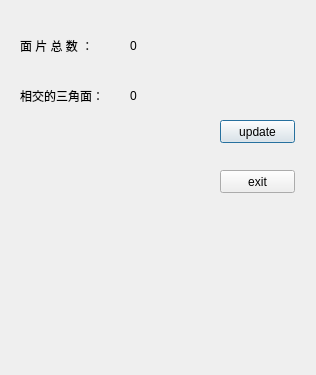
This is Fault-Tolerant/Meshprint/maintenance.ui in HUkiah/dailyCoding as Qt 5 draws it before an edit. The edited form follows.
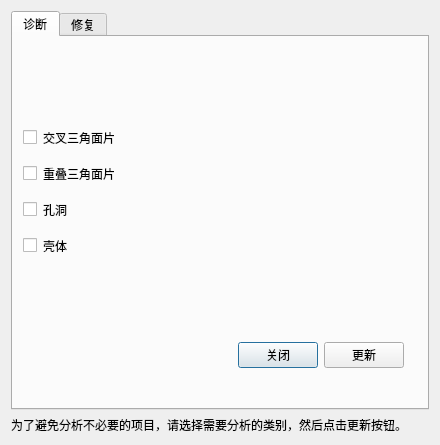
This is the edited form.

Diff of the .ui file:
```diff
--- a/Fault-Tolerant/Meshprint/maintenance.ui
+++ b/Fault-Tolerant/Meshprint/maintenance.ui
@@ -6,91 +6,409 @@
    <rect>
     <x>0</x>
     <y>0</y>
-    <width>316</width>
-    <height>375</height>
+    <width>440</width>
+    <height>445</height>
    </rect>
   </property>
+  <property name="minimumSize">
+   <size>
+    <width>440</width>
+    <height>445</height>
+   </size>
+  </property>
+  <property name="maximumSize">
+   <size>
+    <width>440</width>
+    <height>445</height>
+   </size>
+  </property>
   <property name="windowTitle">
    <string>Dialog</string>
   </property>
-  <widget class="QLabel" name="label">
-   <property name="geometry">
-    <rect>
-     <x>20</x>
-     <y>30</y>
-     <width>81</width>
-     <height>31</height>
-    </rect>
-   </property>
-   <property name="text">
-    <string>面 片 总 数 ：</string>
-   </property>
-  </widget>
-  <widget class="QLabel" name="label_2">
-   <property name="geometry">
-    <rect>
-     <x>20</x>
-     <y>80</y>
-     <width>81</width>
-     <height>31</height>
-    </rect>
-   </property>
-   <property name="text">
-    <string>相交的三角面：</string>
-   </property>
-  </widget>
-  <widget class="QLabel" name="faceNumLabel">
-   <property name="geometry">
-    <rect>
-     <x>130</x>
-     <y>40</y>
-     <width>54</width>
-     <height>12</height>
-    </rect>
-   </property>
-   <property name="text">
-    <string>0</string>
-   </property>
-  </widget>
-  <widget class="QLabel" name="intersectNumLabel">
-   <property name="geometry">
-    <rect>
-     <x>130</x>
-     <y>90</y>
-     <width>54</width>
-     <height>12</height>
-    </rect>
-   </property>
-   <property name="text">
-    <string>0</string>
-   </property>
-  </widget>
-  <widget class="QPushButton" name="updateButton">
-   <property name="geometry">
-    <rect>
-     <x>220</x>
-     <y>120</y>
-     <width>75</width>
-     <height>23</height>
-    </rect>
-   </property>
-   <property name="text">
-    <string>update</string>
-   </property>
-  </widget>
-  <widget class="QPushButton" name="exitButton">
-   <property name="geometry">
-    <rect>
-     <x>220</x>
-     <y>170</y>
-     <width>75</width>
-     <height>23</height>
-    </rect>
-   </property>
-   <property name="text">
-    <string>exit</string>
-   </property>
-  </widget>
+  <layout class="QGridLayout" name="gridLayout">
+   <item row="1" column="0">
+    <layout class="QVBoxLayout" name="verticalLayout">
+     <item>
+      <widget class="QTabWidget" name="tabWidget">
+       <property name="currentIndex">
+        <number>0</number>
+       </property>
+       <widget class="QWidget" name="widget">
+        <attribute name="title">
+         <string>诊断</string>
+        </attribute>
+        <widget class="QWidget" name="verticalLayoutWidget_4">
+         <property name="geometry">
+          <rect>
+           <x>0</x>
+           <y>0</y>
+           <width>391</width>
+           <height>331</height>
+          </rect>
+         </property>
+         <layout class="QVBoxLayout" name="verticalLayout_4">
+          <property name="leftMargin">
+           <number>10</number>
+          </property>
+          <property name="topMargin">
+           <number>10</number>
+          </property>
+          <item>
+           <spacer name="verticalSpacer">
+            <property name="orientation">
+             <enum>Qt::Vertical</enum>
+            </property>
+            <property name="sizeHint" stdset="0">
+             <size>
+              <width>20</width>
+              <height>40</height>
+             </size>
+            </property>
+           </spacer>
+          </item>
+          <item>
+           <layout class="QHBoxLayout" name="horizontalLayout_2">
+            <property name="topMargin">
+             <number>10</number>
+            </property>
+            <item>
+             <widget class="QCheckBox" name="checkBox">
+              <property name="maximumSize">
+               <size>
+                <width>191</width>
+                <height>16777215</height>
+               </size>
+              </property>
+              <property name="text">
+               <string/>
+              </property>
+             </widget>
+            </item>
+            <item>
+             <widget class="QLabel" name="label_2">
+              <property name="text">
+               <string>交叉三角面片</string>
+              </property>
+             </widget>
+            </item>
+            <item>
+             <spacer name="horizontalSpacer_2">
+              <property name="orientation">
+               <enum>Qt::Horizontal</enum>
+              </property>
+              <property name="sizeHint" stdset="0">
+               <size>
+                <width>40</width>
+                <height>20</height>
+               </size>
+              </property>
+             </spacer>
+            </item>
+           </layout>
+          </item>
+          <item>
+           <layout class="QHBoxLayout" name="horizontalLayout_5">
+            <property name="topMargin">
+             <number>10</number>
+            </property>
+            <item>
+             <widget class="QCheckBox" name="checkBox_7">
+              <property name="maximumSize">
+               <size>
+                <width>191</width>
+                <height>16777215</height>
+               </size>
+              </property>
+              <property name="text">
+               <string/>
+              </property>
+             </widget>
+            </item>
+            <item>
+             <widget class="QLabel" name="label_5">
+              <property name="text">
+               <string>重叠三角面片</string>
+              </property>
+             </widget>
+            </item>
+            <item>
+             <spacer name="horizontalSpacer_5">
+              <property name="orientation">
+               <enum>Qt::Horizontal</enum>
+              </property>
+              <property name="sizeHint" stdset="0">
+               <size>
+                <width>40</width>
+                <height>20</height>
+               </size>
+              </property>
+             </spacer>
+            </item>
+           </layout>
+          </item>
+          <item>
+           <layout class="QHBoxLayout" name="horizontalLayout_4">
+            <property name="topMargin">
+             <number>10</number>
+            </property>
+            <item>
+             <widget class="QCheckBox" name="checkBox_6">
+              <property name="maximumSize">
+               <size>
+                <width>191</width>
+                <height>16777215</height>
+               </size>
+              </property>
+              <property name="text">
+               <string/>
+              </property>
+             </widget>
+            </item>
+            <item>
+             <widget class="QLabel" name="label_4">
+              <property name="text">
+               <string>孔洞</string>
+              </property>
+             </widget>
+            </item>
+            <item>
+             <spacer name="horizontalSpacer_4">
+              <property name="orientation">
+               <enum>Qt::Horizontal</enum>
+              </property>
+              <property name="sizeHint" stdset="0">
+               <size>
+                <width>40</width>
+                <height>20</height>
+               </size>
+              </property>
+             </spacer>
+            </item>
+           </layout>
+          </item>
+          <item>
+           <layout class="QHBoxLayout" name="horizontalLayout_3">
+            <property name="topMargin">
+             <number>10</number>
+            </property>
+            <item>
+             <widget class="QCheckBox" name="checkBox_5">
+              <property name="maximumSize">
+               <size>
+                <width>191</width>
+                <height>16777215</height>
+               </size>
+              </property>
+              <property name="text">
+               <string/>
+              </property>
+             </widget>
+            </item>
+            <item>
+             <widget class="QLabel" name="label_3">
+              <property name="text">
+               <string>壳体</string>
+              </property>
+             </widget>
+            </item>
+            <item>
+             <spacer name="horizontalSpacer_3">
+              <property name="orientation">
+               <enum>Qt::Horizontal</enum>
+              </property>
+              <property name="sizeHint" stdset="0">
+               <size>
+                <width>40</width>
+                <height>20</height>
+               </size>
+              </property>
+             </spacer>
+            </item>
+           </layout>
+          </item>
+          <item>
+           <spacer name="verticalSpacer_4">
+            <property name="orientation">
+             <enum>Qt::Vertical</enum>
+            </property>
+            <property name="sizeHint" stdset="0">
+             <size>
+              <width>20</width>
+              <height>40</height>
+             </size>
+            </property>
+           </spacer>
+          </item>
+          <item>
+           <layout class="QHBoxLayout" name="horizontalLayout">
+            <property name="topMargin">
+             <number>10</number>
+            </property>
+            <item>
+             <spacer name="horizontalSpacer">
+              <property name="orientation">
+               <enum>Qt::Horizontal</enum>
+              </property>
+              <property name="sizeHint" stdset="0">
+               <size>
+                <width>40</width>
+                <height>20</height>
+               </size>
+              </property>
+             </spacer>
+            </item>
+            <item>
+             <widget class="QPushButton" name="pushButton">
+              <property name="text">
+               <string>关闭</string>
+              </property>
+             </widget>
+            </item>
+            <item>
+             <widget class="QPushButton" name="pushButton_2">
+              <property name="text">
+               <string>更新</string>
+              </property>
+             </widget>
+            </item>
+           </layout>
+          </item>
+         </layout>
+        </widget>
+       </widget>
+       <widget class="QWidget" name="widget_2">
+        <attribute name="title">
+         <string>修复</string>
+        </attribute>
+        <widget class="QWidget" name="horizontalLayoutWidget">
+         <property name="geometry">
+          <rect>
+           <x>-1</x>
+           <y>-1</y>
+           <width>401</width>
+           <height>271</height>
+          </rect>
+         </property>
+         <layout class="QHBoxLayout" name="horizontalLayout_6">
+          <item>
+           <layout class="QVBoxLayout" name="verticalLayout_2">
+            <property name="leftMargin">
+             <number>0</number>
+            </property>
+            <item>
+             <spacer name="verticalSpacer_3">
+              <property name="orientation">
+               <enum>Qt::Vertical</enum>
+              </property>
+              <property name="sizeHint" stdset="0">
+               <size>
+                <width>20</width>
+                <height>40</height>
+               </size>
+              </property>
+             </spacer>
+            </item>
+            <item>
+             <widget class="QPushButton" name="pushButton_9">
+              <property name="text">
+               <string>自动修复</string>
+              </property>
+             </widget>
+            </item>
+            <item>
+             <widget class="QPushButton" name="pushButton_6">
+              <property name="text">
+               <string>标记相交</string>
+              </property>
+             </widget>
+            </item>
+            <item>
+             <widget class="QPushButton" name="pushButton_5">
+              <property name="text">
+               <string>创建三角面片</string>
+              </property>
+             </widget>
+            </item>
+           </layout>
+          </item>
+          <item>
+           <layout class="QVBoxLayout" name="verticalLayout_3">
+            <property name="leftMargin">
+             <number>0</number>
+            </property>
+            <item>
+             <spacer name="verticalSpacer_5">
+              <property name="orientation">
+               <enum>Qt::Vertical</enum>
+              </property>
+              <property name="sizeHint" stdset="0">
+               <size>
+                <width>20</width>
+                <height>40</height>
+               </size>
+              </property>
+             </spacer>
+            </item>
+            <item>
+             <widget class="QPushButton" name="pushButton_7">
+              <property name="text">
+               <string>备用</string>
+              </property>
+             </widget>
+            </item>
+            <item>
+             <layout class="QHBoxLayout" name="horizontalLayout_7">
+              <item>
+               <widget class="QPushButton" name="pushButton_4">
+                <property name="text">
+                 <string>color</string>
+                </property>
+               </widget>
+              </item>
+              <item>
+               <widget class="QPushButton" name="pushButton_3">
+                <property name="text">
+                 <string>重置</string>
+                </property>
+               </widget>
+              </item>
+             </layout>
+            </item>
+            <item>
+             <layout class="QHBoxLayout" name="horizontalLayout_8">
+              <item>
+               <widget class="QPushButton" name="pushButton_11">
+                <property name="text">
+                 <string>帮助</string>
+                </property>
+               </widget>
+              </item>
+              <item>
+               <widget class="QPushButton" name="pushButton_10">
+                <property name="text">
+                 <string>关闭</string>
+                </property>
+               </widget>
+              </item>
+             </layout>
+            </item>
+           </layout>
+          </item>
+         </layout>
+        </widget>
+       </widget>
+      </widget>
+     </item>
+     <item>
+      <widget class="QLabel" name="label">
+       <property name="text">
+        <string>为了避免分析不必要的项目，请选择需要分析的类别，然后点击更新按钮。</string>
+       </property>
+      </widget>
+     </item>
+    </layout>
+   </item>
+  </layout>
  </widget>
  <resources/>
  <connections>
```
Left out of the diff: 66 changed lines with no effect on the pictures.
